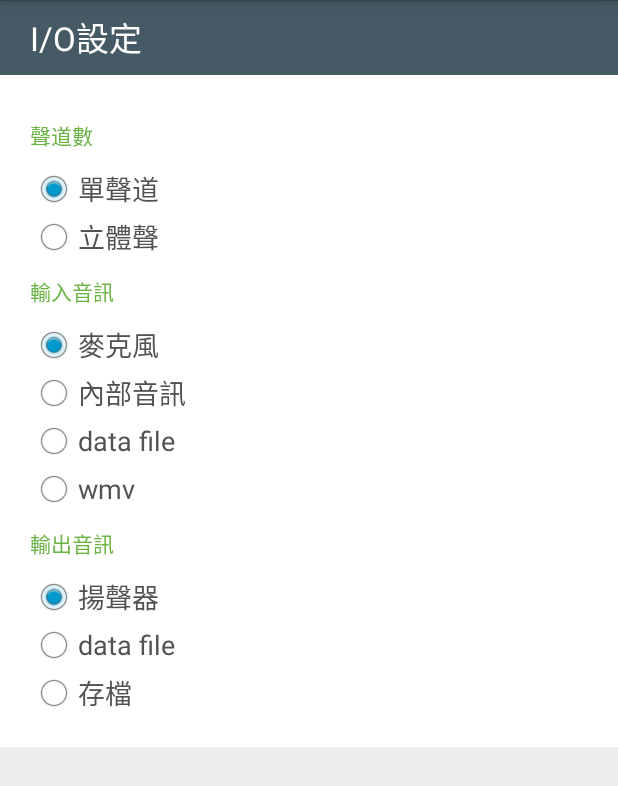
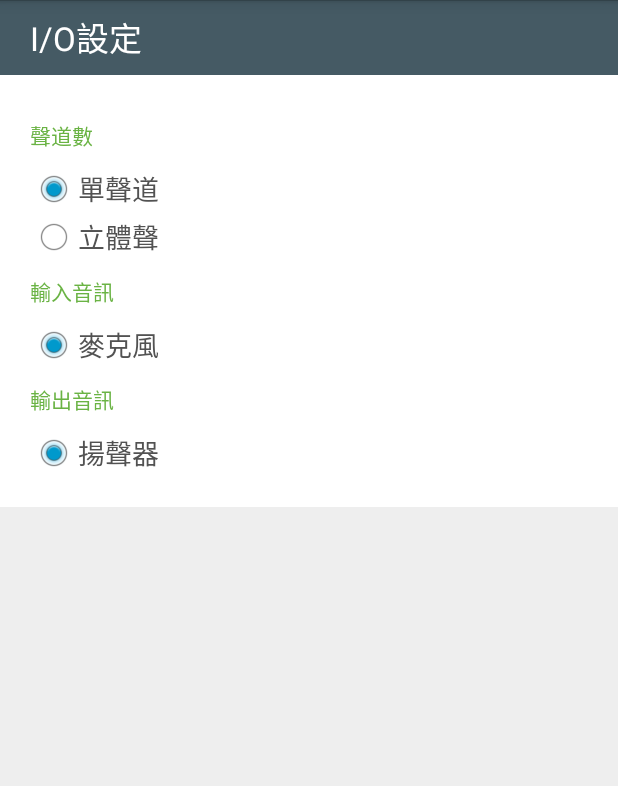
Before and after one commit to alantitor/Serenity, an Android app: the IOSettingActivity screen opened directly, with no data from a screen before it, on a phone screen of 412 x 824 dp. Shown: the top 786 px of the screen. Run offline under Robolectric (Android 15) with nearby library versions, the phone set to English and light mode, and no system bars.

Commit message:
hidden some buttons

```diff
--- a/app/src/main/res/layout/activity_io_setting.xml
+++ b/app/src/main/res/layout/activity_io_setting.xml
@@ -141,7 +141,7 @@
                             android:textColor="#525252"
                             android:textSize="18dp"
                             android:fontFamily="Roboto, sans-serif"
-                            android:visibility="visible"/>
+                            android:visibility="gone"/>
 
                         <!-- value: 2 -->
                         <RadioButton
@@ -153,7 +153,7 @@
                             android:textColor="#525252"
                             android:textSize="18dp"
                             android:fontFamily="Roboto, sans-serif"
-                            android:visibility="visible"/>
+                            android:visibility="gone"/>
 
                         <!-- value: 3 -->
                         <RadioButton
@@ -165,7 +165,7 @@
                             android:textColor="#525252"
                             android:textSize="18dp"
                             android:fontFamily="Roboto, sans-serif"
-                            android:visibility="visible"/>
+                            android:visibility="gone"/>
 
                     </RadioGroup>
 
@@ -222,7 +222,7 @@
                             android:textColor="#525252"
                             android:textSize="18dp"
                             android:fontFamily="Roboto, sans-serif"
-                            android:visibility="visible"/>
+                            android:visibility="gone"/>
 
                         <!-- value: 2 -->
                         <RadioButton
@@ -234,7 +234,7 @@
                             android:textColor="#525252"
                             android:textSize="18dp"
                             android:fontFamily="Roboto, sans-serif"
-                            android:visibility="visible"/>
+                            android:visibility="gone"/>
 
                     </RadioGroup>
 
```
